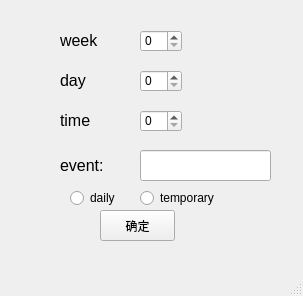
The window that src/add_event_window.ui (tangdouer1005/DataStructure_course_design) describes before a commit, drawn with Qt 5.
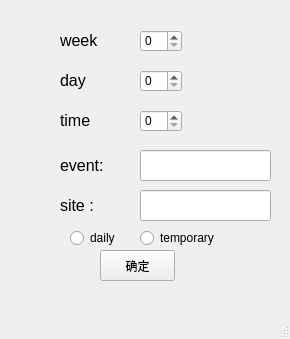
The same window after the commit.

What changed in the file:
```diff
--- a/src/add_event_window.ui
+++ b/src/add_event_window.ui
@@ -6,8 +6,8 @@
    <rect>
     <x>0</x>
     <y>0</y>
-    <width>303</width>
-    <height>296</height>
+    <width>290</width>
+    <height>339</height>
    </rect>
   </property>
   <property name="windowTitle">
@@ -110,7 +110,7 @@
     <property name="geometry">
      <rect>
       <x>100</x>
-      <y>210</y>
+      <y>250</y>
       <width>75</width>
       <height>31</height>
      </rect>
@@ -123,7 +123,7 @@
     <property name="geometry">
      <rect>
       <x>70</x>
-      <y>190</y>
+      <y>230</y>
       <width>61</width>
       <height>16</height>
      </rect>
@@ -136,7 +136,7 @@
     <property name="geometry">
      <rect>
       <x>140</x>
-      <y>190</y>
+      <y>230</y>
       <width>89</width>
       <height>16</height>
      </rect>
@@ -145,6 +145,29 @@
      <string>temporary</string>
     </property>
    </widget>
+   <widget class="QLabel" name="label_5">
+    <property name="geometry">
+     <rect>
+      <x>60</x>
+      <y>190</y>
+      <width>54</width>
+      <height>31</height>
+     </rect>
+    </property>
+    <property name="text">
+     <string>&lt;html&gt;&lt;head/&gt;&lt;body&gt;&lt;p&gt;&lt;span style=&quot; font-size:12pt;&quot;&gt;site :&lt;/span&gt;&lt;/p&gt;&lt;/body&gt;&lt;/html&gt;</string>
+    </property>
+   </widget>
+   <widget class="QLineEdit" name="site_line">
+    <property name="geometry">
+     <rect>
+      <x>140</x>
+      <y>190</y>
+      <width>131</width>
+      <height>31</height>
+     </rect>
+    </property>
+   </widget>
   </widget>
   <widget class="QMenuBar" name="menubar">
    <property name="geometry">
```
Left out of the diff: 2 changed lines with no effect on the pictures.
